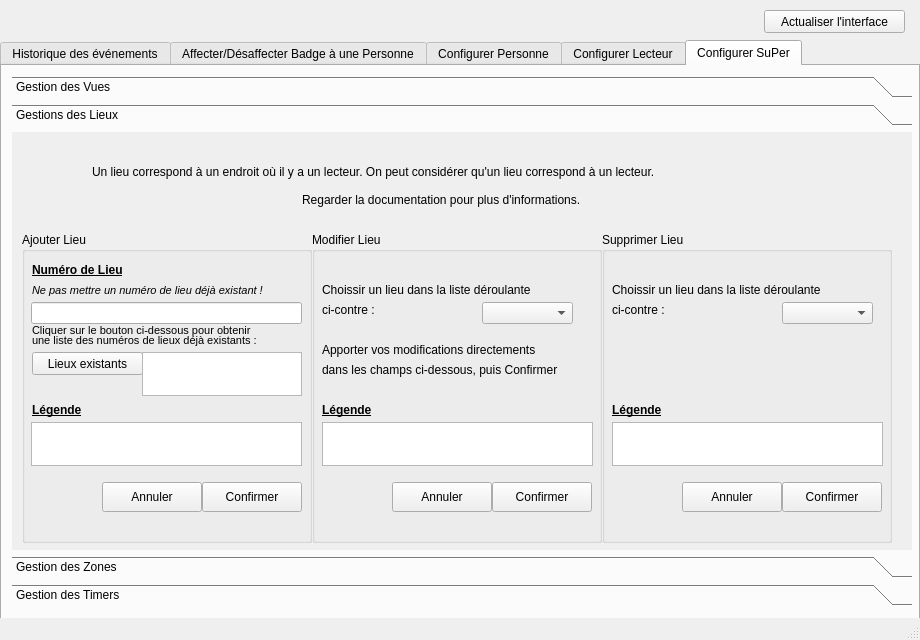
First picture: the form in 31-Configurer/cme_badge/SuPer_SCHERER_backend/configurer.ui, repository NicolasScherer/ProjetSuPer, before the edit.
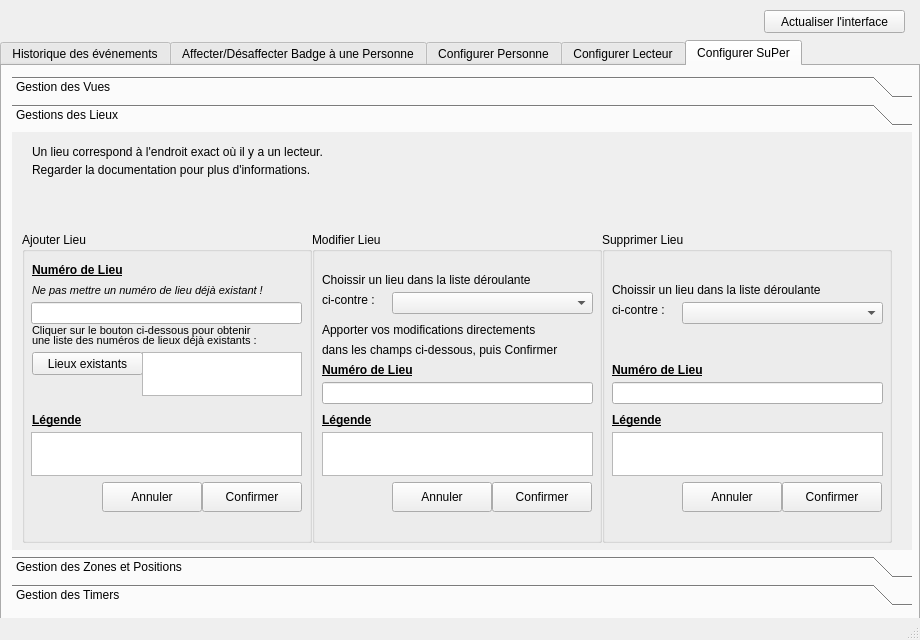
Second picture: the form after the edit. The open tabs and pages were chosen to show the change. Icons and pictures are not drawn.

Commit message: -Gestion des lieux ->ajouter lieu ->modifier lieu ->supprimer lieu ->modification BDD (contrainte) un lieu ne peut pas être supprimer s'il est lié à une zone

Diff of the .ui file:
```diff
--- a/31-Configurer/cme_badge/SuPer_SCHERER_backend/configurer.ui
+++ b/31-Configurer/cme_badge/SuPer_SCHERER_backend/configurer.ui
@@ -3219,8 +3219,8 @@
         <rect>
          <x>0</x>
          <y>0</y>
-         <width>100</width>
-         <height>30</height>
+         <width>890</width>
+         <height>416</height>
         </rect>
        </property>
        <attribute name="label">
@@ -3359,7 +3359,7 @@
          <property name="geometry">
           <rect>
            <x>10</x>
-           <y>170</y>
+           <y>180</y>
            <width>61</width>
            <height>16</height>
           </rect>
@@ -3379,7 +3379,7 @@
          <property name="geometry">
           <rect>
            <x>9</x>
-           <y>190</y>
+           <y>200</y>
            <width>271</width>
            <height>44</height>
           </rect>
@@ -3452,7 +3452,7 @@
          <property name="geometry">
           <rect>
            <x>10</x>
-           <y>50</y>
+           <y>40</y>
            <width>261</width>
            <height>16</height>
           </rect>
@@ -3464,9 +3464,9 @@
         <widget class="QComboBox" name="cBoxLieu">
          <property name="geometry">
           <rect>
-           <x>170</x>
-           <y>70</y>
-           <width>91</width>
+           <x>80</x>
+           <y>60</y>
+           <width>201</width>
            <height>22</height>
           </rect>
          </property>
@@ -3475,7 +3475,7 @@
          <property name="geometry">
           <rect>
            <x>10</x>
-           <y>70</y>
+           <y>60</y>
            <width>71</width>
            <height>16</height>
           </rect>
@@ -3488,7 +3488,7 @@
          <property name="geometry">
           <rect>
            <x>10</x>
-           <y>170</y>
+           <y>180</y>
            <width>61</width>
            <height>16</height>
           </rect>
@@ -3508,7 +3508,7 @@
          <property name="geometry">
           <rect>
            <x>10</x>
-           <y>190</y>
+           <y>200</y>
            <width>271</width>
            <height>44</height>
           </rect>
@@ -3518,7 +3518,7 @@
          <property name="geometry">
           <rect>
            <x>10</x>
-           <y>110</y>
+           <y>90</y>
            <width>261</width>
            <height>16</height>
           </rect>
@@ -3537,7 +3537,7 @@
          <property name="geometry">
           <rect>
            <x>10</x>
-           <y>130</y>
+           <y>110</y>
            <width>271</width>
            <height>16</height>
           </rect>
@@ -3583,7 +3583,7 @@
         <widget class="QLabel" name="label_83">
          <property name="geometry">
           <rect>
-           <x>230</x>
+           <x>240</x>
            <y>2</y>
            <width>51</width>
            <height>51</height>
@@ -3596,6 +3596,36 @@
           <pixmap>../ressources/modifier.png</pixmap>
          </property>
         </widget>
+        <widget class="QLineEdit" name="lEditLieuNumMod">
+         <property name="geometry">
+          <rect>
+           <x>10</x>
+           <y>150</y>
+           <width>271</width>
+           <height>22</height>
+          </rect>
+         </property>
+        </widget>
+        <widget class="QLabel" name="label_153">
+         <property name="geometry">
+          <rect>
+           <x>10</x>
+           <y>130</y>
+           <width>121</width>
+           <height>16</height>
+          </rect>
+         </property>
+         <property name="font">
+          <font>
+           <weight>75</weight>
+           <bold>true</bold>
+           <underline>true</underline>
+          </font>
+         </property>
+         <property name="text">
+          <string>Numéro de Lieu</string>
+         </property>
+        </widget>
        </widget>
        <widget class="QGroupBox" name="gbSupprimerLieu">
         <property name="geometry">
@@ -3638,9 +3668,9 @@
         <widget class="QComboBox" name="cBoxLieu2">
          <property name="geometry">
           <rect>
-           <x>180</x>
+           <x>80</x>
            <y>70</y>
-           <width>91</width>
+           <width>201</width>
            <height>22</height>
           </rect>
          </property>
@@ -3649,7 +3679,7 @@
          <property name="geometry">
           <rect>
            <x>10</x>
-           <y>170</y>
+           <y>180</y>
            <width>61</width>
            <height>16</height>
           </rect>
@@ -3669,7 +3699,7 @@
          <property name="geometry">
           <rect>
            <x>10</x>
-           <y>190</y>
+           <y>200</y>
            <width>271</width>
            <height>44</height>
           </rect>
@@ -3731,25 +3761,55 @@
           <pixmap>../ressources/supprimer.png</pixmap>
          </property>
         </widget>
+        <widget class="QLineEdit" name="lEditLieuNumSupp">
+         <property name="geometry">
+          <rect>
+           <x>10</x>
+           <y>150</y>
+           <width>271</width>
+           <height>22</height>
+          </rect>
+         </property>
+        </widget>
+        <widget class="QLabel" name="label_154">
+         <property name="geometry">
+          <rect>
+           <x>10</x>
+           <y>130</y>
+           <width>121</width>
+           <height>16</height>
+          </rect>
+         </property>
+         <property name="font">
+          <font>
+           <weight>75</weight>
+           <bold>true</bold>
+           <underline>true</underline>
+          </font>
+         </property>
+         <property name="text">
+          <string>Numéro de Lieu</string>
+         </property>
+        </widget>
        </widget>
        <widget class="QLabel" name="label_71">
         <property name="geometry">
          <rect>
-          <x>80</x>
-          <y>30</y>
-          <width>651</width>
+          <x>20</x>
+          <y>10</y>
+          <width>351</width>
           <height>20</height>
          </rect>
         </property>
         <property name="text">
-         <string>Un lieu correspond à un endroit où il y a un lecteur. On peut considérer qu'un lieu correspond à un lecteur.</string>
+         <string>Un lieu correspond à l'endroit exact où il y a un lecteur.</string>
         </property>
        </widget>
        <widget class="QLabel" name="label_72">
         <property name="geometry">
          <rect>
-          <x>290</x>
-          <y>60</y>
+          <x>20</x>
+          <y>30</y>
           <width>321</width>
           <height>16</height>
          </rect>
@@ -3769,7 +3829,7 @@
         </rect>
        </property>
        <attribute name="label">
-        <string>Gestion des Zones</string>
+        <string>Gestion des Zones et Positions</string>
        </attribute>
        <widget class="QGroupBox" name="gbAjouterZone">
         <property name="enabled">
```
Left out of the diff: 70 changed lines with no effect on the pictures. The commit also changes 7 other files.
